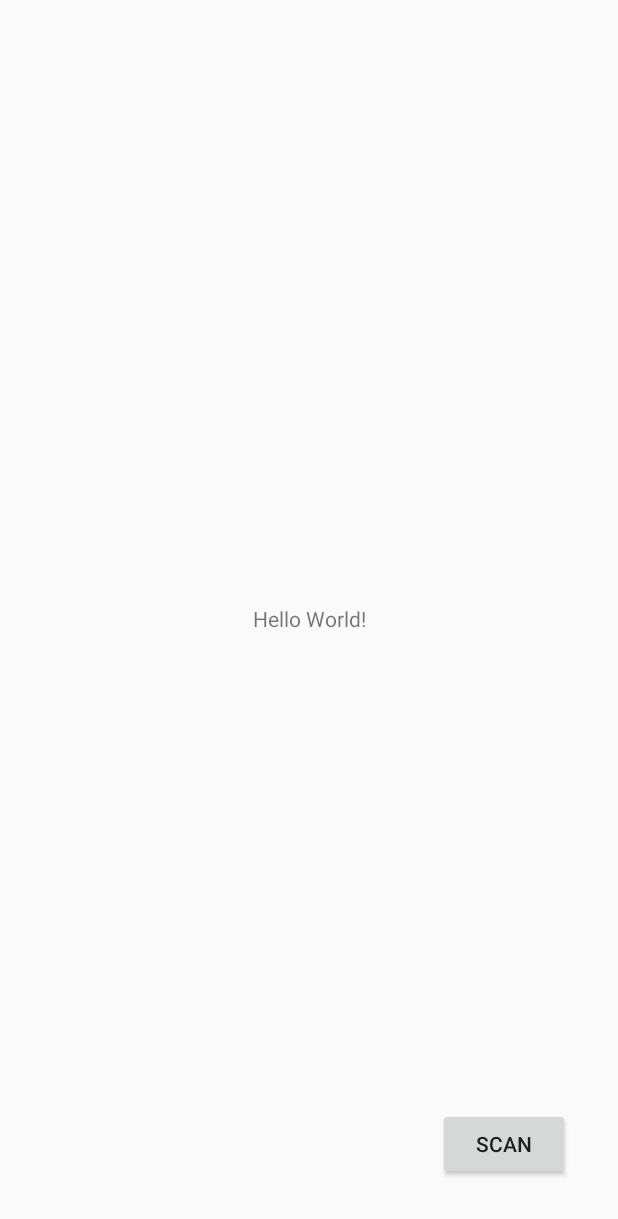
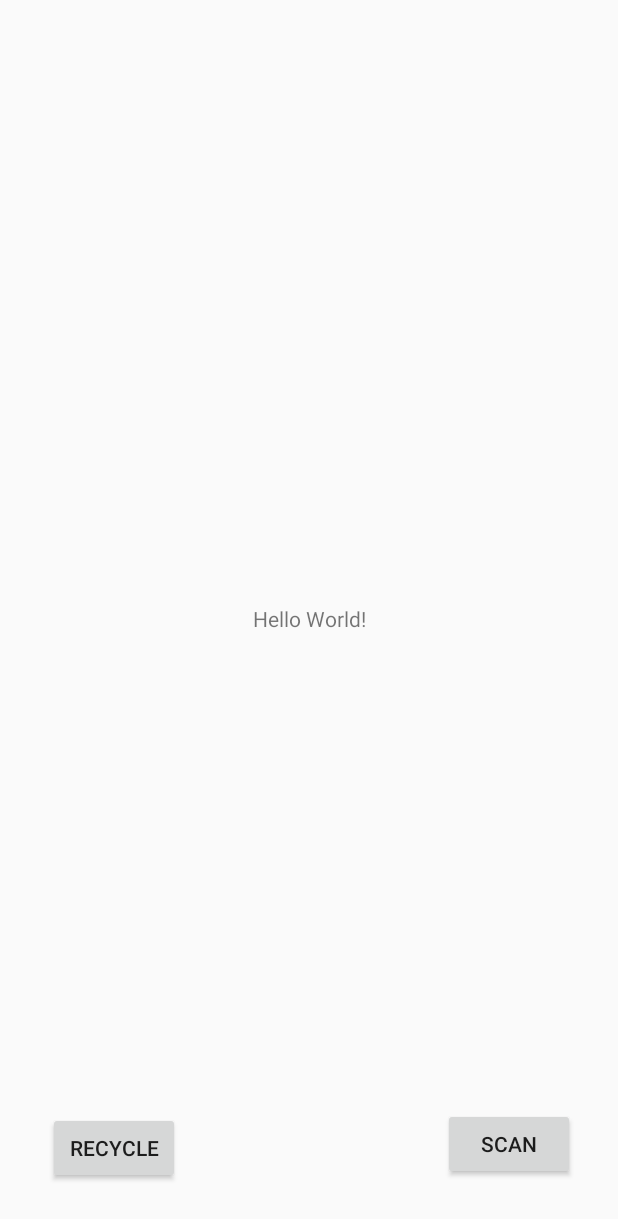
Before and after one commit to nasko25/Barcode, an Android app: the layout activity_main.xml on its own in the app's theme, with its tools: preview values and no code run, on a phone screen of 412 x 824 dp. Shown: the top 1219 px of the screen. Run offline under Robolectric (Android 15) with nearby library versions, the phone set to English and light mode, and no system bars.

Commit message:
Added a "Recycle" button.

```diff
--- a/app/src/main/java/com/example/atanaspashov/barcode/MainActivity.java
+++ b/app/src/main/java/com/example/atanaspashov/barcode/MainActivity.java
@@ -24,6 +24,7 @@ import java.util.Map;
 
 public class MainActivity extends AppCompatActivity {                        // TODO think of a way to add images
     TextView barcodeResult, errorTextView;
+    Button recycle_btn;
     Map<String, String> codesMap;
     public String buttonName = "button";
 
@@ -49,6 +50,8 @@ public class MainActivity extends AppCompatActivity {                        //
 
         barcodeResult = (TextView)findViewById(R.id.sample_text);
         errorTextView = (TextView)findViewById(R.id.errorTextView);
+        recycle_btn = (Button) findViewById(R.id.recycle_button);
+        recycle_btn.setVisibility(View.GONE); // View.Visible
     }
 
     /**
@@ -86,6 +89,7 @@ public class MainActivity extends AppCompatActivity {                        //
                         errorTextView.setText("");
                         barcodeResult.setText("Type of plastic: " + ac.getType(code));
                         barcodeResult.setText(barcodeResult.getText() + "\nDescription: " + ac.getDescription(ac.getType(code)));
+                        recycle_btn.setVisibility(View.VISIBLE);
                     }
                     ac.close("barcode");
 
--- a/app/src/main/res/layout/activity_main.xml
+++ b/app/src/main/res/layout/activity_main.xml
@@ -31,7 +31,7 @@
         app:layout_constraintBottom_toBottomOf="parent"
         app:layout_constraintEnd_toEndOf="parent"
         app:layout_constraintHorizontal_bias="0.971"
-        app:layout_constraintStart_toStartOf="parent"
+        app:layout_constraintStart_toEndOf="@+id/recycle_button"
         app:layout_constraintTop_toTopOf="parent"
         app:layout_constraintVertical_bias="0.982" />
 
@@ -49,4 +49,17 @@
         app:layout_constraintTop_toBottomOf="@+id/sample_text"
         app:layout_constraintVertical_bias="0.1" />
 
+    <Button
+        android:id="@+id/recycle_button"
+        android:layout_width="wrap_content"
+        android:layout_height="wrap_content"
+        android:layout_marginStart="16dp"
+        android:layout_marginTop="8dp"
+        android:layout_marginBottom="8dp"
+        android:text="@string/recycle_button"
+        app:layout_constraintBottom_toBottomOf="parent"
+        app:layout_constraintStart_toStartOf="parent"
+        app:layout_constraintTop_toTopOf="parent"
+        app:layout_constraintVertical_bias="0.985" />
+
 </android.support.constraint.ConstraintLayout>
--- a/app/src/main/res/values/strings.xml
+++ b/app/src/main/res/values/strings.xml
@@ -1,4 +1,5 @@
 <resources>
     <string name="app_name">Barcode</string>
     <string name="button">Scan</string>
+    <string name="recycle_button">Recycle</string>
 </resources>
```
